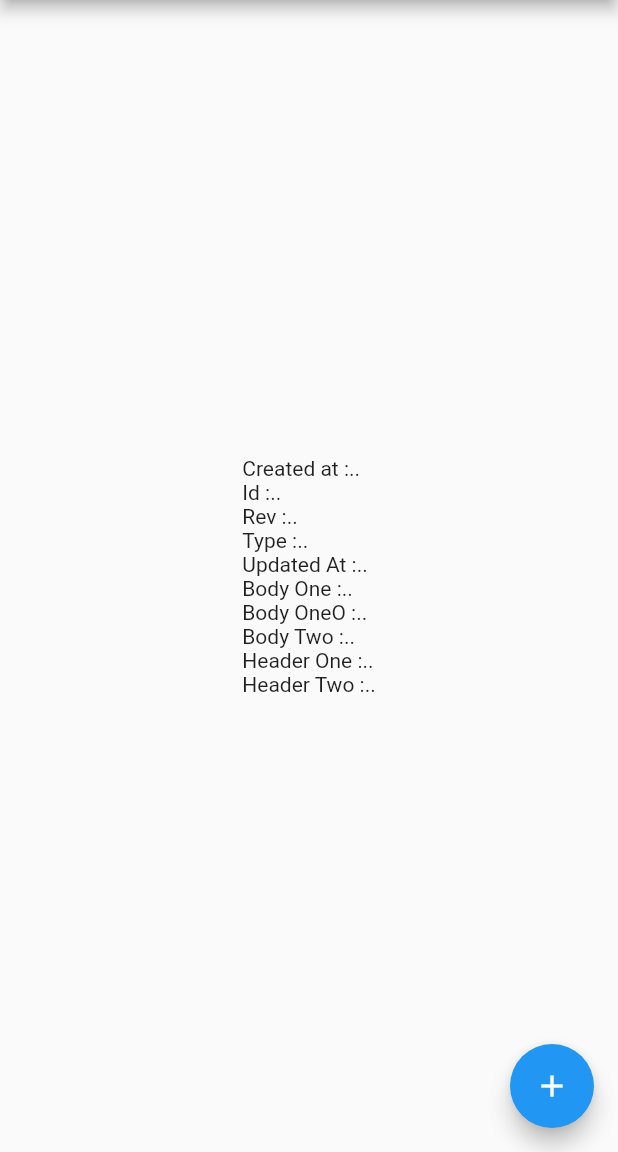
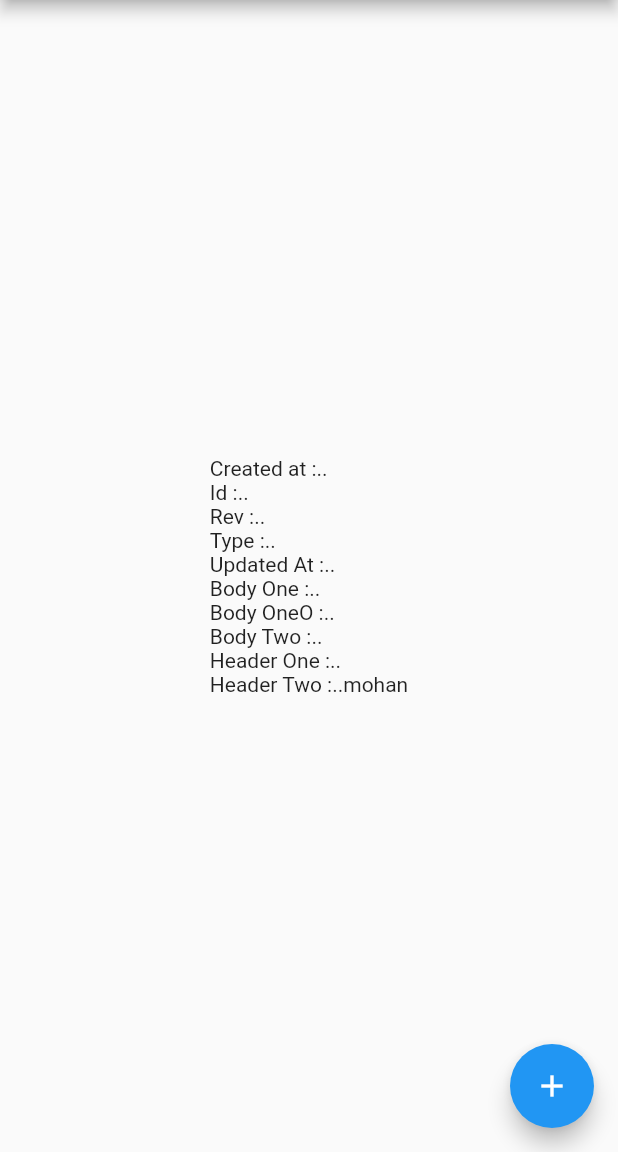
Before and after one commit to madhumohan502/dummy, a Flutter app: the screen it shows after launch, on a phone screen of 412 x 824 dp, the part 84-1236 px from its top. Run offline on Flutter 3.47's test engine with Material 2 defaults, Android fonts, the phone set to English and light mode, and no system bars.

```diff
--- a/lib/main.dart
+++ b/lib/main.dart
@@ -42,7 +42,7 @@ class _MyHomePageState extends State<MyHomePage> {
   var bodyOneO = "";
   var bodyTwo = "";
   var headerOne = "";
-  var headerTwo = "";
+  var headerTwo = "mohan";
 
   final SanityClient sanityClient = SanityClient(
     projectId: 'yourprojectid',
```
